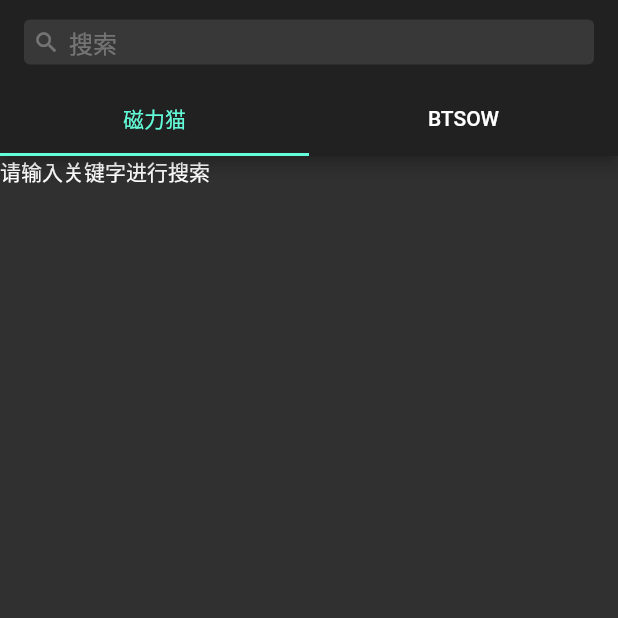
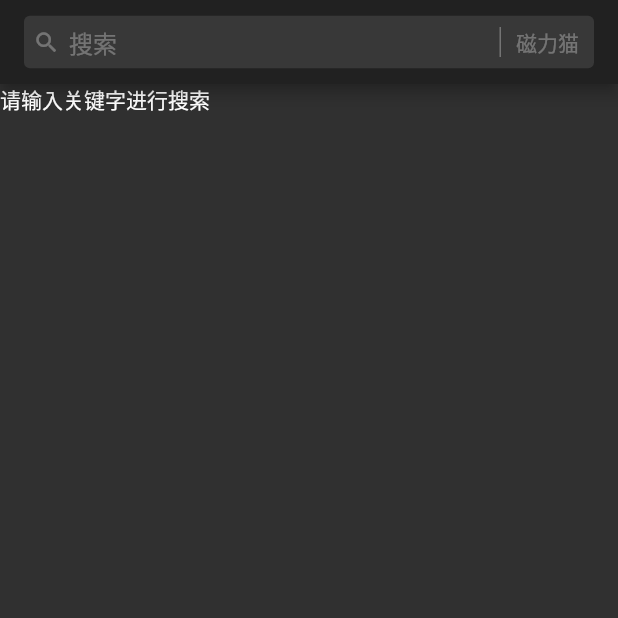
Before and after one commit to stanzhai/magnet_search, a Flutter app: the screen it shows after launch, on a phone screen of 412 x 824 dp, the top half of it. Run offline on Flutter 3.47's test engine with Material 2 defaults, Android fonts, the phone set to English and light mode, and no system bars.

Commit message:
finish search framework

```diff
--- a/lib/main.dart
+++ b/lib/main.dart
@@ -9,7 +9,7 @@ class MyApp extends StatelessWidget {
   @override
   Widget build(BuildContext context) {
     return new MaterialApp(
-      title: 'Flutter Demo',
+      debugShowCheckedModeBanner: false,
       theme: GlobalConfig.themeData,
       home: new MainPage(title: '磁力搜'),
     );
--- a/lib/main_page.dart
+++ b/lib/main_page.dart
@@ -1,9 +1,5 @@
-import 'dart:convert';
 import 'package:flutter/material.dart';
-import 'http_util.dart';
-import 'search_result.dart';
 import 'search_provider.dart';
-import 'search_item.dart';
 import 'search_result_widget.dart';
 import 'global_config.dart';
 
@@ -16,16 +12,25 @@ class MainPage extends StatefulWidget {
 }
 
 class _MainPageState extends State<MainPage> {
-  List<SearchResultWidget> tabViews = [
-    new SearchResultWidget(new CilimaoProvider()),
-    new SearchResultWidget(new CilimaoProvider()),
-  ];
+  Map<String, SearchProvider> _providers = {
+    "磁力猫" : new CilimaoProvider(),
+    "mao" : new CilimaoProvider(),
+  };
+  String _currentProvider = "磁力猫";
+  String _keyword;
 
-  bool firstLoad = true;
-  bool searching = false;
+  SearchResultWidget _searchResultWidget = new SearchResultWidget();
 
   void _search(String text) {
-    tabViews[0].getResult(text);
+    _keyword = text;
+    _searchResultWidget.getResult(_providers[_currentProvider], text);
+  }
+
+  void _changeProvider(String providerName) {
+    setState(() {
+      _currentProvider = providerName;
+    });
+    _searchResultWidget.getResult(_providers[_currentProvider], _keyword);
   }
 
   @override
@@ -34,24 +39,14 @@ class _MainPageState extends State<MainPage> {
         length: 3,
         child: new Scaffold(
           appBar: new AppBar(
-            title: _buildSearchInput(),
-            bottom: new TabBar(
-              labelColor: GlobalConfig.dark == true ? new Color(0xFF63FDD9) : Colors.blue,
-              unselectedLabelColor: GlobalConfig.dark == true ? Colors.white : Colors.black,
-              tabs: [
-                new Tab(text: "磁力猫"),
-                new Tab(text: "BTSOW"),
-              ],
-            ),
+            title: _buildSearchBar(),
           ),
-          body: new TabBarView(
-              children: tabViews
-          ),
+          body: _searchResultWidget
         )
     );
   }
 
-  Widget _buildSearchInput() {
+  Widget _buildSearchBar() {
     Widget searchIcon = new Container(
       child: new Icon(Icons.search, color: GlobalConfig.fontColor, size: 18.0),
       width: 30.0,
@@ -66,17 +61,46 @@ class _MainPageState extends State<MainPage> {
       ),
     );
 
+    Widget split = new Container(
+      decoration: new BoxDecoration(
+          border: new BorderDirectional(
+              start: new BorderSide(color: GlobalConfig.fontColor, width: 1.0)
+          )
+      ),
+      width: 1.0,
+      height: 20.0
+    );
+
+    Widget changeProviderBtn = new Container(
+      child: new PopupMenuButton(
+        onSelected: _changeProvider,
+        child: new Text(
+          _currentProvider,
+          style: new TextStyle(color: GlobalConfig.fontColor, fontSize: 14.0),
+        ),
+        itemBuilder: (BuildContext context) => <PopupMenuEntry<String>>[
+          const PopupMenuItem<String>(value: '磁力猫', child: Text('磁力猫')),
+          const PopupMenuItem<String>(value: 'mao', child: Text('mao')),
+        ]
+      ),
+      height: 20.0,
+      margin: EdgeInsets.only(left: 10.0, right: 10.0)
+    );
+
     return new Container(
       child: new Row(
         children: <Widget>[
           searchIcon,
-          new Expanded(child: searchTextField)
+          new Expanded(child: searchTextField),
+          split,
+          changeProviderBtn
         ],
       ),
       decoration: new BoxDecoration(
-          borderRadius: const BorderRadius.all(const Radius.circular(4.0)),
-          color: GlobalConfig.searchBackgroundColor
+        borderRadius: const BorderRadius.all(const Radius.circular(4.0)),
+        color: GlobalConfig.searchBackgroundColor
       ),
+      height: 35.0,
     );
   }
 }
--- a/lib/search_result_widget.dart
+++ b/lib/search_result_widget.dart
@@ -6,12 +6,11 @@ import 'search_item_widget.dart';
 import 'global_config.dart';
 
 class SearchResultWidget extends StatefulWidget {
-  final SearchProvider searchProvider;
+  SearchProvider searchProvider;
   final _SearchResultState state = new _SearchResultState();
 
-  SearchResultWidget(this.searchProvider);
-
-  void getResult(String keyword) {
+  void getResult(SearchProvider provider, String keyword) {
+    this.searchProvider = provider;
     state.search(keyword);
   }
 
@@ -35,7 +34,7 @@ class _SearchResultState extends State<SearchResultWidget> {
     _firstLoad = false;
     _searching = true;
     items.clear();
-    setState(() {});
+    setState((){});
 
     widget.searchProvider.getResource(keyword, 0, (SearchResult result) {
       _searching = false;
```
Also changed, not shown: 3 other files.
